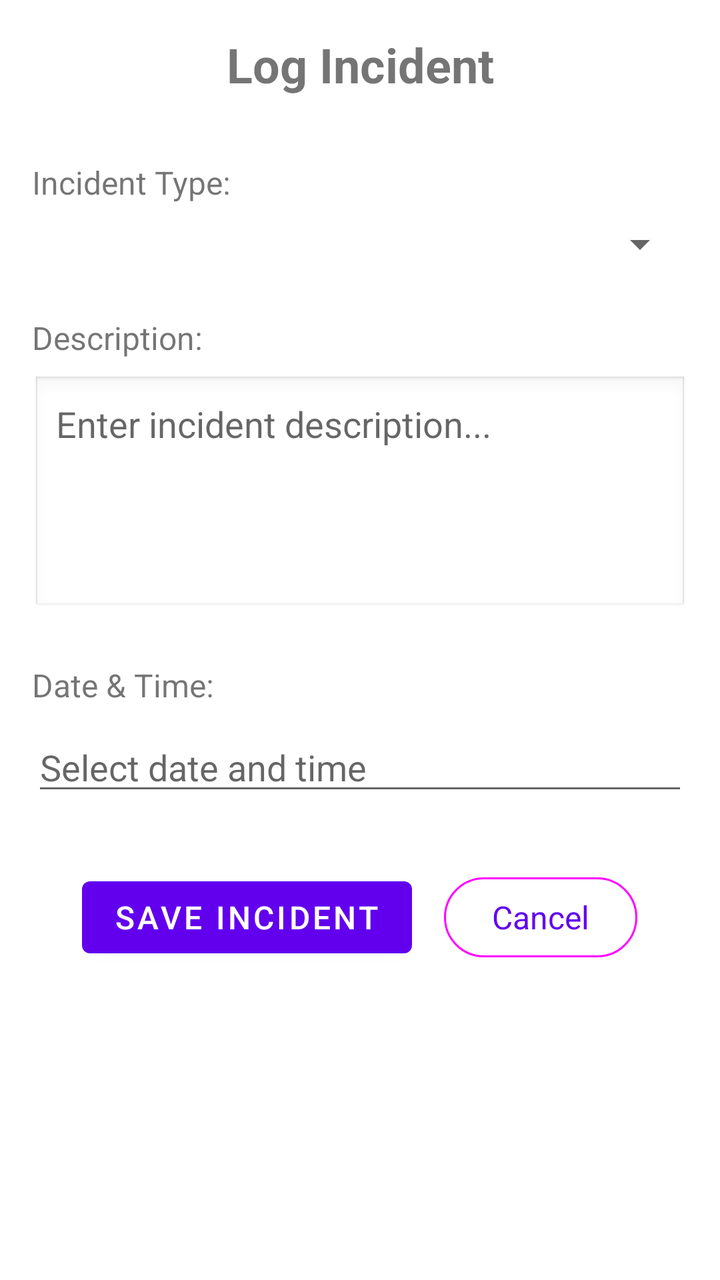
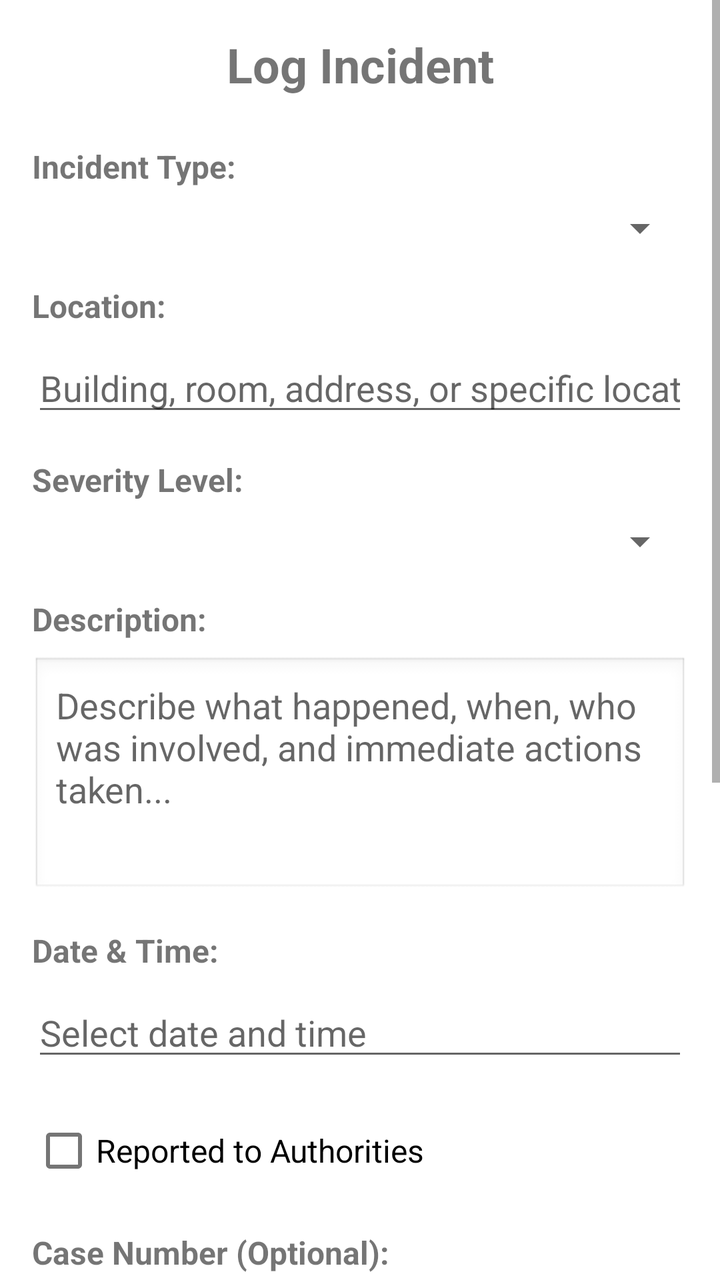

Two renders of the same Android screen: before a commit and after it. Below are the layout's source before the change and the commit's diff.
<!-- AndroidManifest.xml: application theme Theme.MyApplication -->
<!-- res/layout/fragment_incident.xml -->
<?xml version="1.0" encoding="utf-8"?>
<androidx.constraintlayout.widget.ConstraintLayout xmlns:android="http://schemas.android.com/apk/res/android"
    xmlns:app="http://schemas.android.com/apk/res-auto"
    xmlns:tools="http://schemas.android.com/tools"
    android:layout_width="match_parent"
    android:layout_height="match_parent"
    android:padding="16dp"
    tools:context=".ui.incident.IncidentFragment">

    <TextView
        android:id="@+id/text_incident_title"
        android:layout_width="match_parent"
        android:layout_height="wrap_content"
        android:text="Log Incident"
        android:textAlignment="center"
        android:textSize="24sp"
        android:textStyle="bold"
        app:layout_constraintEnd_toEndOf="parent"
        app:layout_constraintStart_toStartOf="parent"
        app:layout_constraintTop_toTopOf="parent" />

    <TextView
        android:id="@+id/label_incident_type"
        android:layout_width="wrap_content"
        android:layout_height="wrap_content"
        android:layout_marginTop="32dp"
        android:text="Incident Type:"
        android:textSize="16sp"
        app:layout_constraintStart_toStartOf="parent"
        app:layout_constraintTop_toBottomOf="@+id/text_incident_title" />

    <Spinner
        android:id="@+id/spinner_incident_type"
        android:layout_width="0dp"
        android:layout_height="wrap_content"
        android:layout_marginTop="8dp"
        app:layout_constraintEnd_toEndOf="parent"
        app:layout_constraintStart_toStartOf="parent"
        app:layout_constraintTop_toBottomOf="@+id/label_incident_type" />

    <TextView
        android:id="@+id/label_incident_description"
        android:layout_width="wrap_content"
        android:layout_height="wrap_content"
        android:layout_marginTop="24dp"
        android:text="Description:"
        android:textSize="16sp"
        app:layout_constraintStart_toStartOf="parent"
        app:layout_constraintTop_toBottomOf="@+id/spinner_incident_type" />

    <EditText
        android:id="@+id/edittext_incident_description"
        android:layout_width="0dp"
        android:layout_height="120dp"
        android:layout_marginTop="8dp"
        android:gravity="top|start"
        android:hint="Enter incident description..."
        android:inputType="textMultiLine"
        android:background="@android:drawable/edit_text"
        android:padding="12dp"
        app:layout_constraintEnd_toEndOf="parent"
        app:layout_constraintStart_toStartOf="parent"
        app:layout_constraintTop_toBottomOf="@+id/label_incident_description" />

    <TextView
        android:id="@+id/label_incident_date"
        android:layout_width="wrap_content"
        android:layout_height="wrap_content"
        android:layout_marginTop="24dp"
        android:text="Date &amp; Time:"
        android:textSize="16sp"
        app:layout_constraintStart_toStartOf="parent"
        app:layout_constraintTop_toBottomOf="@+id/edittext_incident_description" />

    <EditText
        android:id="@+id/edittext_incident_date"
        android:layout_width="0dp"
        android:layout_height="wrap_content"
        android:layout_marginTop="8dp"
        android:hint="Select date and time"
        android:inputType="none"
        android:focusable="false"
        android:clickable="true"
        app:layout_constraintEnd_toEndOf="parent"
        app:layout_constraintStart_toStartOf="parent"
        app:layout_constraintTop_toBottomOf="@+id/label_incident_date" />

    <LinearLayout
        android:id="@+id/layout_buttons"
        android:layout_width="0dp"
        android:layout_height="wrap_content"
        android:layout_marginTop="32dp"
        android:orientation="horizontal"
        android:gravity="center"
        app:layout_constraintEnd_toEndOf="parent"
        app:layout_constraintStart_toStartOf="parent"
        app:layout_constraintTop_toBottomOf="@+id/edittext_incident_date">

        <Button
            android:id="@+id/btn_save_incident"
            android:layout_width="wrap_content"
            android:layout_height="wrap_content"
            android:layout_marginEnd="16dp"
            android:text="Save Incident"
            android:textSize="16sp" />

        <Button
            android:id="@+id/btn_cancel_incident"
            android:layout_width="wrap_content"
            android:layout_height="wrap_content"
            android:text="Cancel"
            android:textSize="16sp"
            style="@style/Widget.Material3.Button.OutlinedButton" />

    </LinearLayout>

</androidx.constraintlayout.widget.ConstraintLayout>
<!-- resources referenced by this layout -->
<resources>
  <style name="Theme.MyApplication" parent="Theme.MaterialComponents.DayNight.DarkActionBar">
          
          <item name="colorPrimary">@color/purple_500</item>
          <item name="colorPrimaryVariant">@color/purple_700</item>
          <item name="colorOnPrimary">@color/white</item>
          
          <item name="colorSecondary">@color/teal_200</item>
          <item name="colorSecondaryVariant">@color/teal_700</item>
          <item name="colorOnSecondary">@color/black</item>
          
          <item name="android:statusBarColor">?attr/colorPrimaryVariant</item>
          
      </style>
  <color name="purple_500">#FF6200EE</color>
  <color name="purple_700">#FF3700B3</color>
  <color name="white">#FFFFFFFF</color>
  <color name="teal_200">#FF03DAC5</color>
  <color name="teal_700">#FF018786</color>
  <color name="black">#FF000000</color>
</resources>

<!-- the commit's change to res/layout/fragment_incident.xml (unified diff, before → after) -->
@@ -1,117 +1,251 @@
 <?xml version="1.0" encoding="utf-8"?>
-<androidx.constraintlayout.widget.ConstraintLayout xmlns:android="http://schemas.android.com/apk/res/android"
+<ScrollView xmlns:android="http://schemas.android.com/apk/res/android"
     xmlns:app="http://schemas.android.com/apk/res-auto"
     xmlns:tools="http://schemas.android.com/tools"
     android:layout_width="match_parent"
     android:layout_height="match_parent"
-    android:padding="16dp"
+    android:clipToPadding="false"
+    android:paddingBottom="80dp"
     tools:context=".ui.incident.IncidentFragment">
 
-    <TextView
-        android:id="@+id/text_incident_title"
+    <androidx.constraintlayout.widget.ConstraintLayout
         android:layout_width="match_parent"
         android:layout_height="wrap_content"
-        android:text="Log Incident"
-        android:textAlignment="center"
-        android:textSize="24sp"
-        android:textStyle="bold"
-        app:layout_constraintEnd_toEndOf="parent"
-        app:layout_constraintStart_toStartOf="parent"
-        app:layout_constraintTop_toTopOf="parent" />
-
-    <TextView
-        android:id="@+id/label_incident_type"
-        android:layout_width="wrap_content"
-        android:layout_height="wrap_content"
-        android:layout_marginTop="32dp"
-        android:text="Incident Type:"
-        android:textSize="16sp"
-        app:layout_constraintStart_toStartOf="parent"
-        app:layout_constraintTop_toBottomOf="@+id/text_incident_title" />
-
-    <Spinner
-        android:id="@+id/spinner_incident_type"
-        android:layout_width="0dp"
-        android:layout_height="wrap_content"
-        android:layout_marginTop="8dp"
-        app:layout_constraintEnd_toEndOf="parent"
-        app:layout_constraintStart_toStartOf="parent"
-        app:layout_constraintTop_toBottomOf="@+id/label_incident_type" />
-
-    <TextView
-        android:id="@+id/label_incident_description"
-        android:layout_width="wrap_content"
-        android:layout_height="wrap_content"
-        android:layout_marginTop="24dp"
-        android:text="Description:"
-        android:textSize="16sp"
-        app:layout_constraintStart_toStartOf="parent"
-        app:layout_constraintTop_toBottomOf="@+id/spinner_incident_type" />
-
-    <EditText
-        android:id="@+id/edittext_incident_description"
-        android:layout_width="0dp"
-        android:layout_height="120dp"
-        android:layout_marginTop="8dp"
-        android:gravity="top|start"
-        android:hint="Enter incident description..."
-        android:inputType="textMultiLine"
-        android:background="@android:drawable/edit_text"
-        android:padding="12dp"
-        app:layout_constraintEnd_toEndOf="parent"
-        app:layout_constraintStart_toStartOf="parent"
-        app:layout_constraintTop_toBottomOf="@+id/label_incident_description" />
-
-    <TextView
-        android:id="@+id/label_incident_date"
-        android:layout_width="wrap_content"
-        android:layout_height="wrap_content"
-        android:layout_marginTop="24dp"
-        android:text="Date &amp; Time:"
-        android:textSize="16sp"
-        app:layout_constraintStart_toStartOf="parent"
-        app:layout_constraintTop_toBottomOf="@+id/edittext_incident_description" />
-
-    <EditText
-        android:id="@+id/edittext_incident_date"
-        android:layout_width="0dp"
-        android:layout_height="wrap_content"
-        android:layout_marginTop="8dp"
-        android:hint="Select date and time"
-        android:inputType="none"
-        android:focusable="false"
-        android:clickable="true"
-        app:layout_constraintEnd_toEndOf="parent"
-        app:layout_constraintStart_toStartOf="parent"
-        app:layout_constraintTop_toBottomOf="@+id/label_incident_date" />
-
-    <LinearLayout
-        android:id="@+id/layout_buttons"
-        android:layout_width="0dp"
-        android:layout_height="wrap_content"
-        android:layout_marginTop="32dp"
-        android:orientation="horizontal"
-        android:gravity="center"
-        app:layout_constraintEnd_toEndOf="parent"
-        app:layout_constraintStart_toStartOf="parent"
-        app:layout_constraintTop_toBottomOf="@+id/edittext_incident_date">
+        android:padding="16dp"
+        android:paddingBottom="120dp">
+
+        <TextView
+            android:id="@+id/text_incident_title"
+            android:layout_width="match_parent"
+            android:layout_height="wrap_content"
+            android:text="Log Incident"
+            android:textAlignment="center"
+            android:textSize="24sp"
+            android:textStyle="bold"
+            app:layout_constraintEnd_toEndOf="parent"
+            app:layout_constraintStart_toStartOf="parent"
+            app:layout_constraintTop_toTopOf="parent" />
+
+        
+        <TextView
+            android:id="@+id/label_incident_type"
+            android:layout_width="wrap_content"
+            android:layout_height="wrap_content"
+            android:layout_marginTop="24dp"
+            android:text="Incident Type:"
+            android:textSize="16sp"
+            android:textStyle="bold"
+            app:layout_constraintStart_toStartOf="parent"
+            app:layout_constraintTop_toBottomOf="@+id/text_incident_title" />
+
+        <Spinner
+            android:id="@+id/spinner_incident_type"
+            android:layout_width="0dp"
+            android:layout_height="wrap_content"
+            android:layout_marginTop="8dp"
+            app:layout_constraintEnd_toEndOf="parent"
+            app:layout_constraintStart_toStartOf="parent"
+            app:layout_constraintTop_toBottomOf="@+id/label_incident_type" />
+
+        
+        <TextView
+            android:id="@+id/label_location"
+            android:layout_width="wrap_content"
+            android:layout_height="wrap_content"
+            android:layout_marginTop="16dp"
+            android:text="Location:"
+            android:textSize="16sp"
+            android:textStyle="bold"
+            app:layout_constraintStart_toStartOf="parent"
+            app:layout_constraintTop_toBottomOf="@+id/spinner_incident_type" />
+
+        <EditText
+            android:id="@+id/edittext_location"
+            android:layout_width="0dp"
+            android:layout_height="wrap_content"
+            android:layout_marginTop="8dp"
+            android:hint="Building, room, address, or specific location"
+            android:inputType="text"
+            app:layout_constraintEnd_toEndOf="parent"
+            app:layout_constraintStart_toStartOf="parent"
+            app:layout_constraintTop_toBottomOf="@+id/label_location" />
+
+        
+        <TextView
+            android:id="@+id/label_severity"
+            android:layout_width="wrap_content"
+            android:layout_height="wrap_content"
+            android:layout_marginTop="16dp"
+            android:text="Severity Level:"
+            android:textSize="16sp"
+            android:textStyle="bold"
+            app:layout_constraintStart_toStartOf="parent"
+            app:layout_constraintTop_toBottomOf="@+id/edittext_location" />
+
+        <Spinner
+            android:id="@+id/spinner_severity"
+            android:layout_width="0dp"
+            android:layout_height="wrap_content"
+            android:layout_marginTop="8dp"
+            app:layout_constraintEnd_toEndOf="parent"
+            app:layout_constraintStart_toStartOf="parent"
+            app:layout_constraintTop_toBottomOf="@+id/label_severity" />
+
+        
+        <TextView
+            android:id="@+id/label_incident_description"
+            android:layout_width="wrap_content"
+            android:layout_height="wrap_content"
+            android:layout_marginTop="16dp"
+            android:text="Description:"
+            android:textSize="16sp"
+            android:textStyle="bold"
+            app:layout_constraintStart_toStartOf="parent"
+            app:layout_constraintTop_toBottomOf="@+id/spinner_severity" />
+
+        <EditText
+            android:id="@+id/edittext_incident_description"
+            android:layout_width="0dp"
+            android:layout_height="120dp"
+            android:layout_marginTop="8dp"
+            android:background="@android:drawable/edit_text"
+            android:gravity="top|start"
+            android:hint="Describe what happened, when, who was involved, and immediate actions taken..."
+            android:inputType="textMultiLine"
+            android:padding="12dp"
+            app:layout_constraintEnd_toEndOf="parent"
+            app:layout_constraintStart_toStartOf="parent"
+            app:layout_constraintTop_toBottomOf="@+id/label_incident_description" />
+
+        
+        <TextView
+            android:id="@+id/label_incident_date"
+            android:layout_width="wrap_content"
+            android:layout_height="wrap_content"
+            android:layout_marginTop="16dp"
+            android:text="Date &amp; Time:"
+            android:textSize="16sp"
+            android:textStyle="bold"
+            app:layout_constraintStart_toStartOf="parent"
+            app:layout_constraintTop_toBottomOf="@+id/edittext_incident_description" />
+
+        <EditText
+            android:id="@+id/edittext_incident_date"
+            android:layout_width="0dp"
+            android:layout_height="wrap_content"
+            android:layout_marginTop="8dp"
+            android:clickable="true"
+            android:focusable="false"
+            android:hint="Select date and time"
+            android:inputType="none"
+            app:layout_constraintEnd_toEndOf="parent"
+            app:layout_constraintStart_toStartOf="parent"
+            app:layout_constraintTop_toBottomOf="@+id/label_incident_date" />
+
+        
+        <CheckBox
+            android:id="@+id/checkbox_reported_authorities"
+            android:layout_width="wrap_content"
+            android:layout_height="wrap_content"
+            android:layout_marginTop="16dp"
+            android:text="Reported to Authorities"
+            android:textSize="16sp"
+            app:layout_constraintStart_toStartOf="parent"
+            app:layout_constraintTop_toBottomOf="@+id/edittext_incident_date" />
+
+        
+        <TextView
+            android:id="@+id/label_case_number"
+            android:layout_width="wrap_content"
+            android:layout_height="wrap_content"
+            android:layout_marginTop="16dp"
+            android:text="Case Number (Optional):"
+            android:textSize="16sp"
+            android:textStyle="bold"
+            app:layout_constraintStart_toStartOf="parent"
+            app:layout_constraintTop_toBottomOf="@+id/checkbox_reported_authorities" />
+
+        <EditText
+            android:id="@+id/edittext_case_number"
+            android:layout_width="0dp"
+            android:layout_height="wrap_content"
+            android:layout_marginTop="8dp"
+            android:hint="Police report #, insurance claim #, etc."
+            android:inputType="text"
+            app:layout_constraintEnd_toEndOf="parent"
+            app:layout_constraintStart_toStartOf="parent"
+            app:layout_constraintTop_toBottomOf="@+id/label_case_number" />
+
+        
+        <TextView
+            android:id="@+id/label_evidence"
+            android:layout_width="wrap_content"
+            android:layout_height="wrap_content"
+            android:layout_marginTop="16dp"
+            android:text="Evidence Files:"
+            android:textSize="16sp"
+            android:textStyle="bold"
+            app:layout_constraintStart_toStartOf="parent"
+            app:layout_constraintTop_toBottomOf="@+id/edittext_case_number" />
 
         <Button
-            android:id="@+id/btn_save_incident"
-            android:layout_width="wrap_content"
-            android:layout_height="wrap_content"
-            android:layout_marginEnd="16dp"
-            android:text="Save Incident"
-            android:textSize="16sp" />
-
-        <Button
-            android:id="@+id/btn_cancel_incident"
-            android:layout_width="wrap_content"
-            android:layout_height="wrap_content"
-            android:text="Cancel"
-            android:textSize="16sp"
-            style="@style/Widget.Material3.Button.OutlinedButton" />
-
-    </LinearLayout>
-
-</androidx.constraintlayout.widget.ConstraintLayout>
+            android:id="@+id/btn_add_evidence"
+            android:layout_width="wrap_content"
+            android:layout_height="wrap_content"
+            android:layout_marginTop="8dp"
+            android:text="Attach Photos/Documents"
+            style="@style/Widget.Material3.Button.OutlinedButton"
+            app:layout_constraintStart_toStartOf="parent"
+            app:layout_constraintTop_toBottomOf="@+id/label_evidence" />
+
+        <TextView
+            android:id="@+id/text_evidence_count"
+            android:layout_width="wrap_content"
+            android:layout_height="wrap_content"
+            android:layout_marginStart="16dp"
+            android:text="0 files selected"
+            android:textSize="14sp"
+            app:layout_constraintBottom_toBottomOf="@+id/btn_add_evidence"
+            app:layout_constraintStart_toEndOf="@+id/btn_add_evidence"
+            app:layout_constraintTop_toTopOf="@+id/btn_add_evidence" />
+
+        
+        <LinearLayout
+            android:id="@+id/layout_buttons"
+            android:layout_width="0dp"
+            android:layout_height="wrap_content"
+            android:layout_marginTop="32dp"
+            android:layout_marginBottom="32dp"
+            android:gravity="center"
+            android:orientation="horizontal"
+            android:background="@android:color/white"
+            android:elevation="4dp"
+            android:padding="16dp"
+            app:layout_constraintEnd_toEndOf="parent"
+            app:layout_constraintStart_toStartOf="parent"
+            app:layout_constraintTop_toBottomOf="@+id/btn_add_evidence">
+
+            <Button
+                android:id="@+id/btn_save_incident"
+                android:layout_width="0dp"
+                android:layout_height="56dp"
+                android:layout_weight="1"
+                android:layout_marginEnd="8dp"
+                android:text="Submit Incident Report"
+                android:textSize="16sp"
+                android:textStyle="bold" />
+
+            <Button
+                android:id="@+id/btn_cancel_incident"
+                android:layout_width="0dp"
+                android:layout_height="56dp"
+                android:layout_weight="1"
+                android:layout_marginStart="8dp"
+                android:text="Cancel"
+                android:textSize="16sp"
+                style="@style/Widget.Material3.Button.OutlinedButton" />
+
+        </LinearLayout>
+
+    </androidx.constraintlayout.widget.ConstraintLayout>
+</ScrollView>
